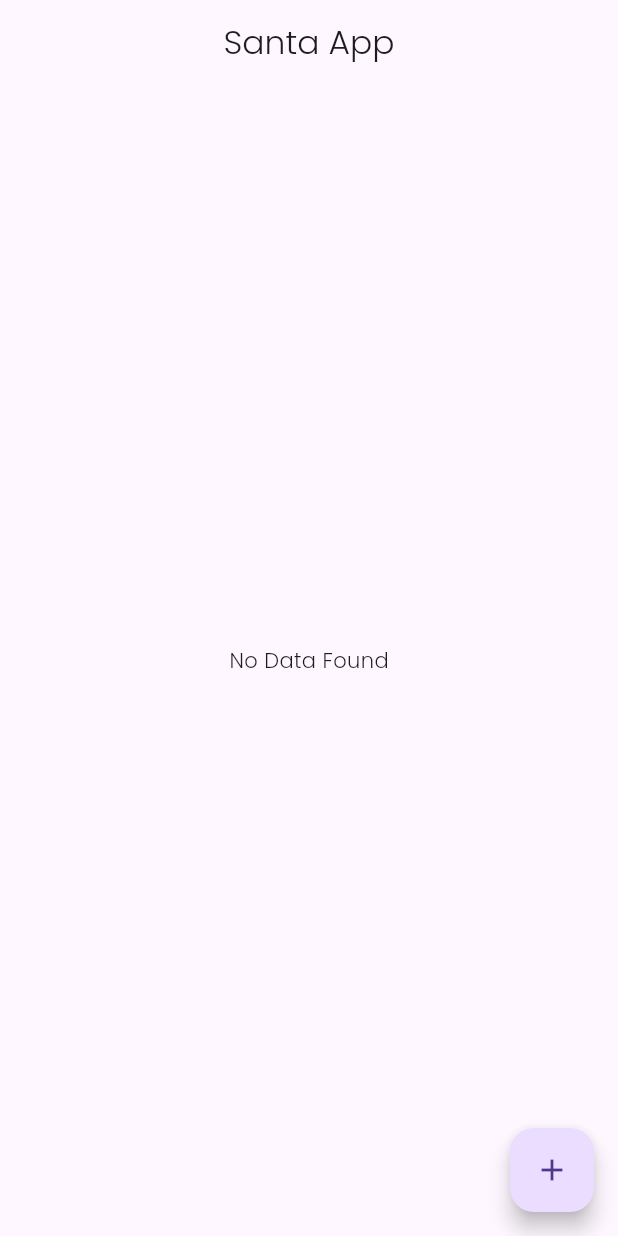
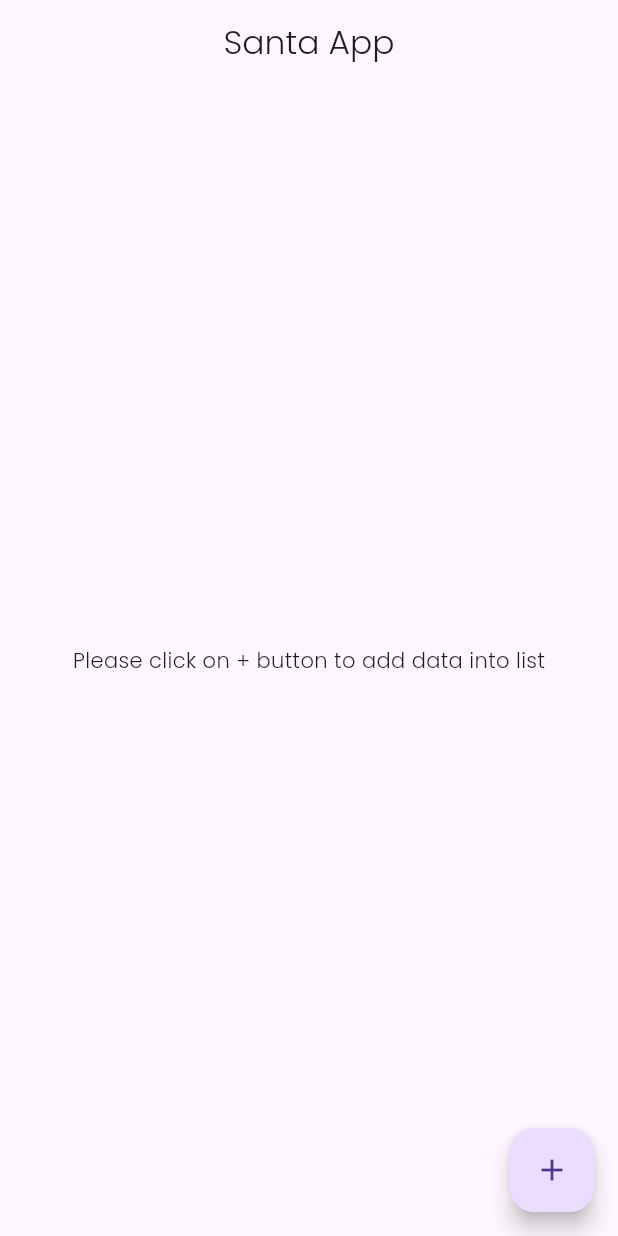
Before and after one commit to Parul-Concetto/santa_app, a Flutter app: the screen it shows after launch, on a phone screen of 412 x 824 dp. Run offline on Flutter 3.47's test engine with Material 3 defaults, Android fonts, the light colour scheme and no system bars; our stand-ins replace equatable, flutter_bloc.

Commit message:
- code refactor

```diff
--- a/lib/presentation/pages/list_page.dart
+++ b/lib/presentation/pages/list_page.dart
@@ -16,7 +16,7 @@ class HomePage extends StatelessWidget {
         builder: (context, state) {
           return BlocProvider.of<DataBloc>(context).dataList.isEmpty
               ? const Center(
-                  child: Text('No Data Found'),
+                  child: Text('Please click on + button to add data into list'),
                 )
               : ListView.separated(
                   itemCount: BlocProvider.of<DataBloc>(context).dataList.length,
```
